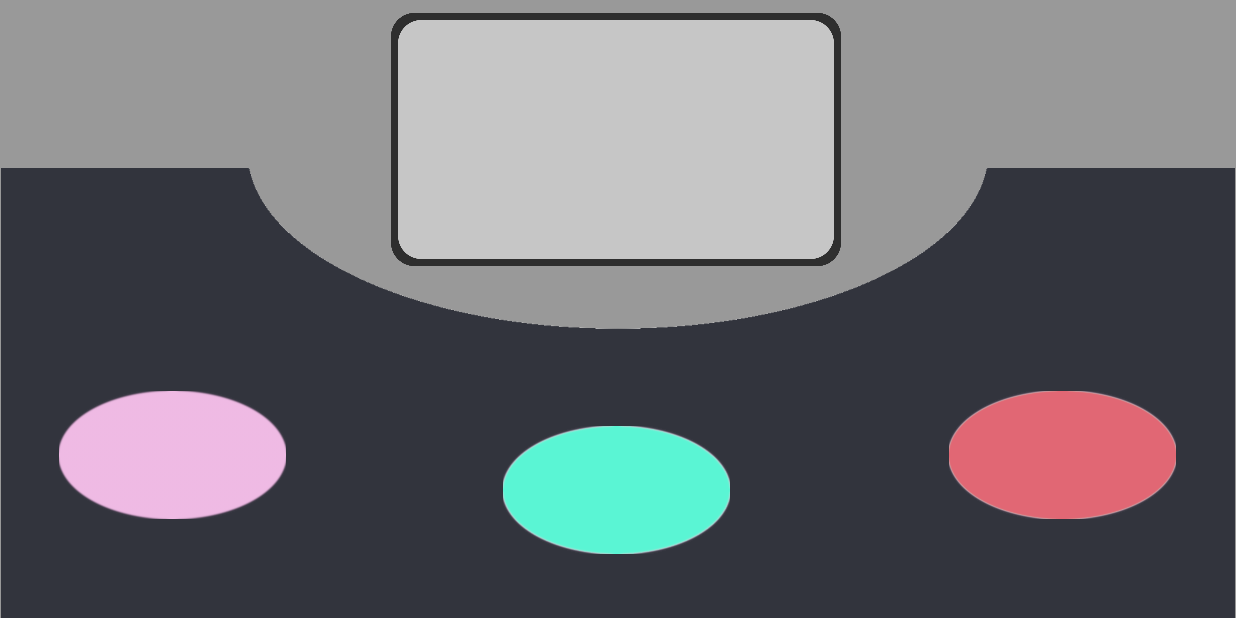
After one commit to FlamingTNT/rhythm-game-project, an Android app: the ResultsScreen screen opened directly, with no data from a screen before it, on a phone screen of 824 x 412 dp (held sideways). The commit adds this screen. Run offline under Robolectric (Android 15) with nearby library versions, the phone set to English and light mode, and no system bars.

Commit message:
Add results screen that triggers when play() function returns

```diff
--- a/app/src/main/AndroidManifest.xml
+++ b/app/src/main/AndroidManifest.xml
@@ -28,6 +28,11 @@
                   android:screenOrientation="landscape"
                   android:theme="@android:style/Theme.Wallpaper.NoTitleBar.Fullscreen">
         </activity>
+        <activity android:name=".ResultsScreen"
+                  android:parentActivityName=".MusicScreen"
+                  android:screenOrientation="landscape"
+                  android:theme="@android:style/Theme.Wallpaper.NoTitleBar.Fullscreen">
+        </activity>
 
     </application>
 
--- /dev/null
+++ b/app/src/main/java/cs125/finalproject/ResultsScreen.java
@@ -0,0 +1,28 @@
+package cs125.finalproject;
+
+import android.app.Activity;
+import android.content.pm.ActivityInfo;
+import android.os.Bundle;
+import android.support.constraint.ConstraintLayout;
+import android.view.ViewGroup;
+import android.widget.ImageView;
+
+public class ResultsScreen extends Activity {
+    @Override
+    protected void onCreate(Bundle savedInstanceState) {
+        super.onCreate(savedInstanceState);
+        setContentView(R.layout.results_screen);
+        this.setRequestedOrientation(ActivityInfo.SCREEN_ORIENTATION_LANDSCAPE);
+
+        ConstraintLayout screen = findViewById(R.id.results_screen);
+        ImageView bg = findViewById(R.id.results_bg);
+
+        float height = (float)SongManager.screenWidth * ((float) bg.getDrawable().getIntrinsicHeight() / (float) bg.getDrawable().getIntrinsicWidth());
+        ViewGroup.LayoutParams lp = bg.getLayoutParams();
+        lp.height = (int)height;
+        lp.width = SongManager.screenWidth;
+        bg.setLayoutParams(lp);
+        bg.requestLayout();
+        bg.setY(screen.getBottom() - bg.getHeight());
+    }
+}
--- a/app/src/main/java/cs125/finalproject/Song.java
+++ b/app/src/main/java/cs125/finalproject/Song.java
@@ -12,7 +12,7 @@
         song = newSong;
     }
 
-    public void play() {
+    public boolean play() {
         startTime = System.currentTimeMillis();
         int noteCount = 0;
         while (noteCount < song.size()) {
@@ -33,6 +33,7 @@
                 noteCount++;
             }
         }
+        return true;
     }
     public static ArrayList<Note> getActiveLeftNotes() {
         return activeLeftNotes;
--- a/app/src/main/java/cs125/finalproject/SongManager.java
+++ b/app/src/main/java/cs125/finalproject/SongManager.java
@@ -1,5 +1,6 @@
 package cs125.finalproject;
 
+import android.content.Intent;
 import android.graphics.Point;
 import android.media.MediaPlayer;
 import android.view.Display;
@@ -17,7 +18,7 @@
 public class SongManager {
     private Song currentSong;
     private MusicScreen screen;
-    private final int delay = -687;
+    private int delay = -687;
     private ArrayList<Note> noteList = new ArrayList<>();
 
     public static MediaPlayer musicPlayer;
@@ -71,6 +72,18 @@
         });
 
         musicPlayer.start();
-        currentSong.play();
+        if (currentSong.play()) {
+            screen.getScreen().postDelayed(new Runnable() {
+                @Override
+                public void run() {
+                    Intent intent = new Intent(screen, ResultsScreen.class);
+                    screen.startActivity(intent);
+                }
+            }, 2000);
+        }
+    }
+
+    public void adjustDelay(int changeBy) {
+        delay += changeBy;
     }
 }
--- /dev/null
+++ b/app/src/main/res/layout/results_screen.xml
@@ -0,0 +1,77 @@
+<?xml version="1.0" encoding="utf-8"?>
+<android.support.constraint.ConstraintLayout xmlns:android="http://schemas.android.com/apk/res/android"
+    xmlns:app="http://schemas.android.com/apk/res-auto"
+    android:id="@+id/results_screen"
+    android:layout_width="match_parent"
+    android:layout_height="match_parent"
+    android:background="#999999">
+
+    <ImageView
+        android:id="@+id/results_bg"
+        android:layout_width="685dp"
+        android:layout_height="250dp"
+        android:contentDescription="@string/results_bg"
+        android:src="@drawable/results_bg"
+        android:visibility="visible"
+        app:layout_constraintBottom_toBottomOf="parent"
+        app:layout_constraintEnd_toEndOf="parent"
+        app:layout_constraintHorizontal_bias="0.0"
+        app:layout_constraintStart_toStartOf="parent" />
+
+    <ImageView
+        android:id="@+id/score_container"
+        android:layout_width="300dp"
+        android:layout_height="175dp"
+        android:contentDescription="@string/score_container"
+        android:src="@drawable/simple_menu"
+        android:visibility="visible"
+        app:layout_constraintBottom_toBottomOf="parent"
+        app:layout_constraintEnd_toEndOf="parent"
+        app:layout_constraintHorizontal_bias="0.498"
+        app:layout_constraintStart_toStartOf="parent"
+        app:layout_constraintTop_toTopOf="parent"
+        app:layout_constraintVertical_bias="0.023" />
+
+    <ImageView
+        android:id="@+id/perfects"
+        android:layout_width="190dp"
+        android:layout_height="85dp"
+        android:contentDescription="@string/perfects"
+        android:src="@drawable/perfects"
+        android:visibility="visible"
+        app:layout_constraintBottom_toBottomOf="parent"
+        app:layout_constraintEnd_toEndOf="parent"
+        app:layout_constraintHorizontal_bias="0.032"
+        app:layout_constraintStart_toStartOf="parent"
+        app:layout_constraintTop_toTopOf="parent"
+        app:layout_constraintVertical_bias="0.798" />
+
+    <ImageView
+        android:id="@+id/goods"
+        android:layout_width="190dp"
+        android:layout_height="85dp"
+        android:contentDescription="@string/goods"
+        android:src="@drawable/goods"
+        android:visibility="visible"
+        app:layout_constraintBottom_toBottomOf="parent"
+        app:layout_constraintEnd_toEndOf="parent"
+        app:layout_constraintHorizontal_bias="0.498"
+        app:layout_constraintStart_toStartOf="parent"
+        app:layout_constraintTop_toTopOf="parent"
+        app:layout_constraintVertical_bias="0.87" />
+
+    <ImageView
+        android:id="@+id/misses"
+        android:layout_width="190dp"
+        android:layout_height="85dp"
+        android:contentDescription="@string/misses"
+        android:src="@drawable/misses"
+        android:visibility="visible"
+        app:layout_constraintBottom_toBottomOf="parent"
+        app:layout_constraintEnd_toEndOf="parent"
+        app:layout_constraintHorizontal_bias="0.967"
+        app:layout_constraintStart_toStartOf="parent"
+        app:layout_constraintTop_toTopOf="parent"
+        app:layout_constraintVertical_bias="0.798" />
+
+</android.support.constraint.ConstraintLayout>
--- a/app/src/main/res/values/strings.xml
+++ b/app/src/main/res/values/strings.xml
@@ -5,4 +5,9 @@
     <string name="startsong_candy">Give Me Candy</string>
     <string name="score">00000000</string>
     <string name="playlist">Listen!</string>
+    <string name="score_container">00000000</string>
+    <string name="perfects">0</string>
+    <string name="goods">0</string>
+    <string name="misses">0</string>
+    <string name="results_bg">0</string>
 </resources>
```
Also changed, not shown: app/src/main/res/drawable/goods.png (added), app/src/main/res/drawable/misses.png (added), app/src/main/res/drawable/perfects.png (added), app/src/main/res/drawable/results_bg.png (added), app/src/main/res/drawable/simple_menu.png (added).
